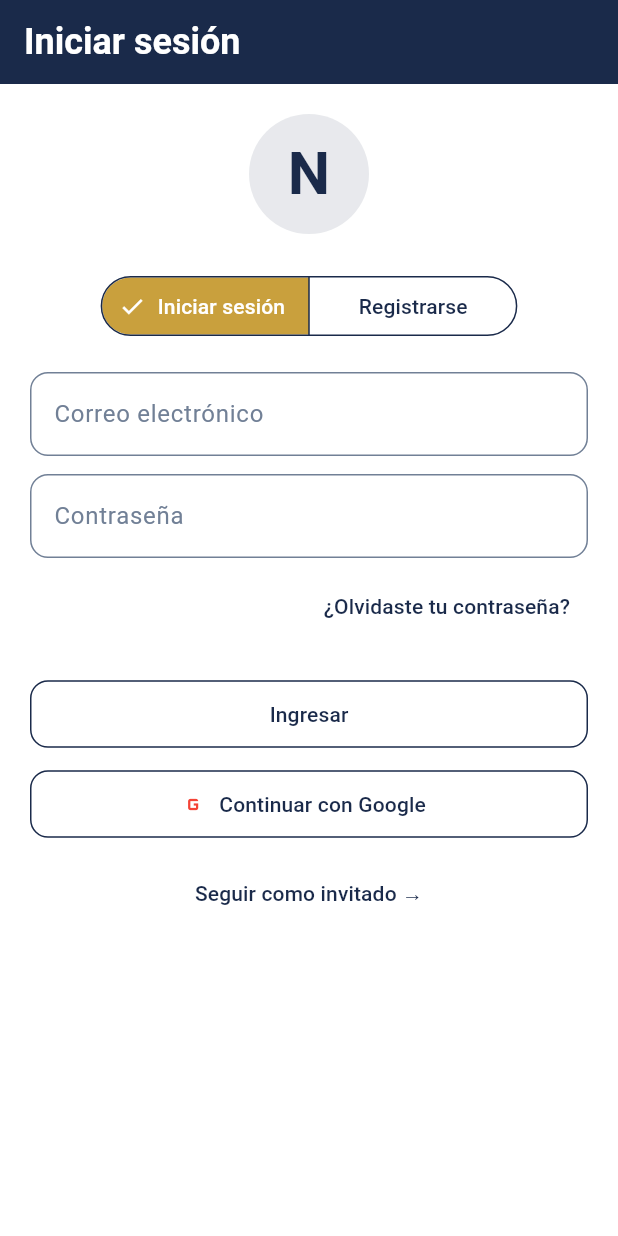
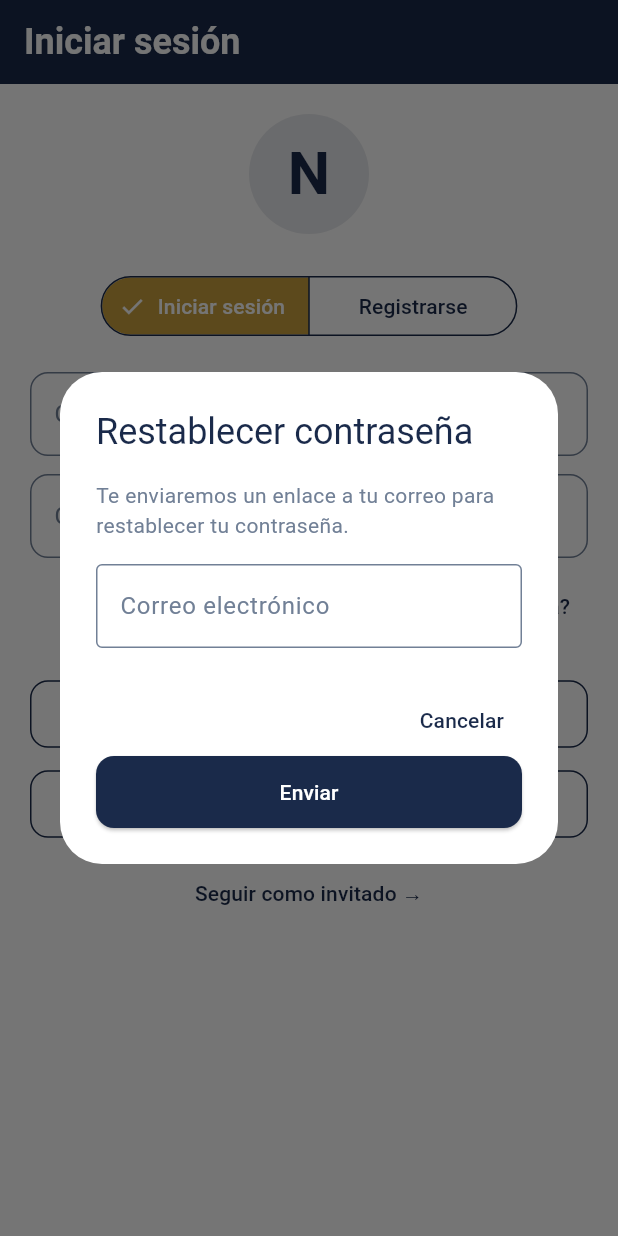
Before and after one commit to Seba-QA/coleccion_numismatica, a Flutter app: the screen it shows after launch, after a tap on "¿Olvidaste tu contraseña?", on a phone screen of 412 x 824 dp. Run offline on Flutter 3.47's test engine with Material 3 defaults, Android fonts, the light colour scheme and no system bars; our stand-ins replace cloud_firestore, file_picker, firebase_auth, firebase_core, fl_chart, google_sign_in and 4 more; accounts and stored records are empty.

Commit message:
Se agrega recuperar contraseña
Funcionalidad se agrega para que se le envie correo de recuperacion al usuario

```diff
--- a/coleccion_numismatica/lib/pantalla_auth.dart
+++ b/coleccion_numismatica/lib/pantalla_auth.dart
@@ -167,6 +167,84 @@ class _PantallaAuthState extends State<PantallaAuth> {
     }
   }
 
+  Future<void> _mostrarDialogoRestablecer() async {
+    final emailController = TextEditingController(
+      text: _emailController.text, // precargar el email actual si existe
+    );
+
+    return showDialog(
+      context: context,
+      barrierDismissible: false,
+      builder: (context) => AlertDialog(
+        title: const Text('Restablecer contraseña'),
+        content: Column(
+          mainAxisSize: MainAxisSize.min,
+          children: [
+            const Text(
+              'Te enviaremos un enlace a tu correo para restablecer tu contraseña.',
+            ),
+            const SizedBox(height: 16),
+            TextField(
+              controller: emailController,
+              decoration: const InputDecoration(
+                labelText: 'Correo electrónico',
+                hintText: 'tu@correo.com',
+                border: OutlineInputBorder(),
+              ),
+              keyboardType: TextInputType.emailAddress,
+            ),
+          ],
+        ),
+        actions: [
+          TextButton(
+            onPressed: () => Navigator.pop(context),
+            child: const Text('Cancelar'),
+          ),
+          ElevatedButton(
+            onPressed: () async {
+              final email = emailController.text.trim();
+              if (email.isEmpty) {
+                ScaffoldMessenger.of(context).showSnackBar(
+                  const SnackBar(content: Text('Ingresa tu correo electrónico.')),
+                );
+                return;
+              }
+              try {
+                await FirebaseAuth.instance.sendPasswordResetEmail(email: email);
+                if (mounted) Navigator.pop(context);
+                ScaffoldMessenger.of(context).showSnackBar(
+                  const SnackBar(
+                    content: Text('Correo de restablecimiento enviado. Revisa tu bandeja de entrada.'),
+                    backgroundColor: Colors.green,
+                  ),
+                );
+              } on FirebaseAuthException catch (e) {
+                String mensaje;
+                switch (e.code) {
+                  case 'user-not-found':
+                    mensaje = 'No existe una cuenta con ese correo electrónico.';
+                    break;
+                  case 'invalid-email':
+                    mensaje = 'El correo electrónico no es válido.';
+                    break;
+                  default:
+                    mensaje = 'Error: ${e.message}';
+                }
+                ScaffoldMessenger.of(context).showSnackBar(
+                  SnackBar(
+                    content: Text(mensaje),
+                    backgroundColor: Theme.of(context).colorScheme.error,
+                  ),
+                );
+              }
+            },
+            child: const Text('Enviar'),
+          ),
+        ],
+      ),
+    );
+  }
+
   @override
   Widget build(BuildContext context) {
     return Scaffold(
@@ -245,7 +323,7 @@ class _PantallaAuthState extends State<PantallaAuth> {
                     mainAxisAlignment: MainAxisAlignment.end,
                     children: [
                       TextButton(
-                        onPressed: () {},
+                        onPressed: _mostrarDialogoRestablecer,
                         child: const Text('¿Olvidaste tu contraseña?'),
                       ),
                     ],
```
